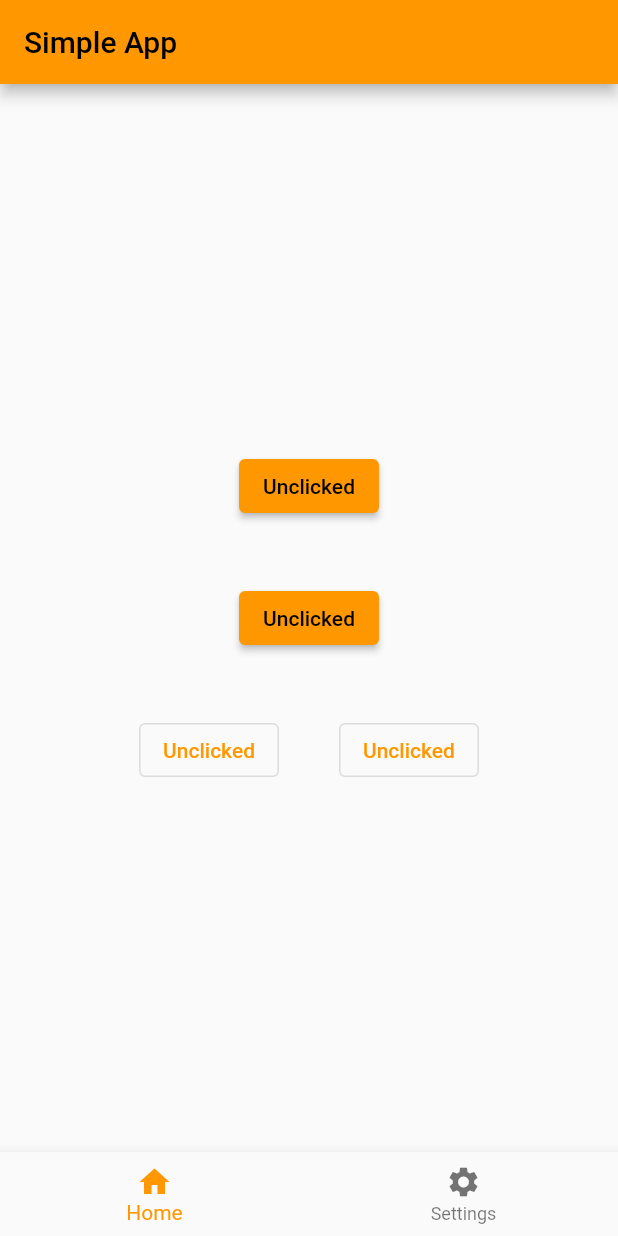
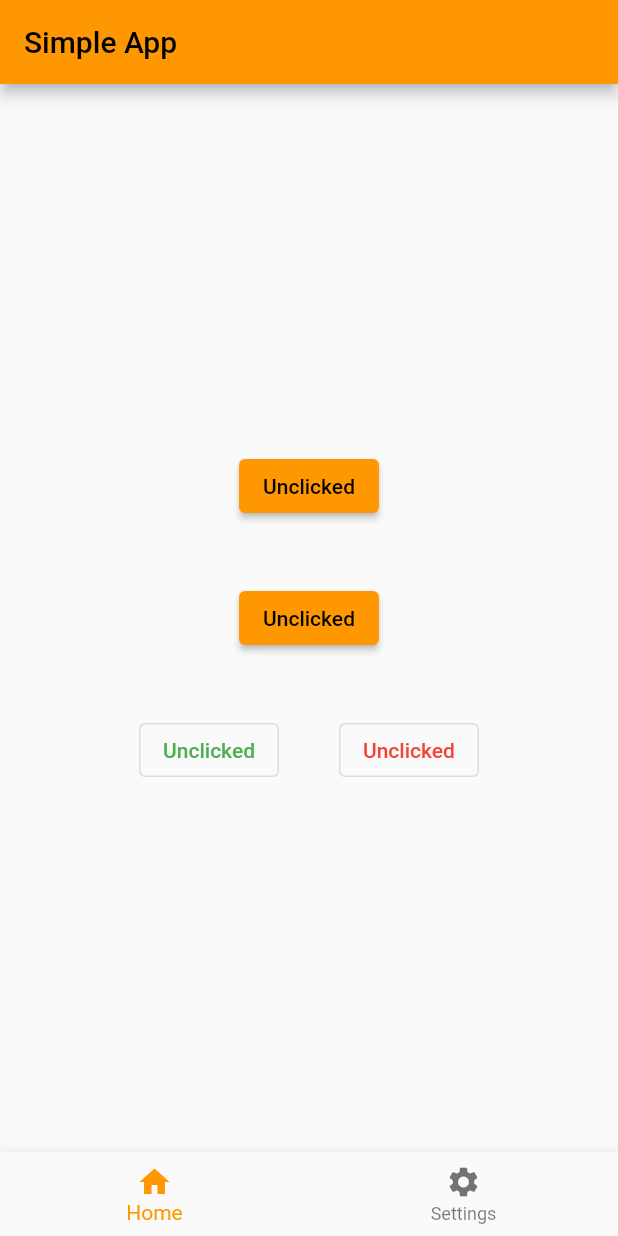
Before and after one commit to Lakshit-Chiranjiv/Flutter-Basics, a Flutter app: the screen it shows after launch, on a phone screen of 412 x 824 dp. Run offline on Flutter 3.47's test engine with Material 2 defaults, Android fonts, the phone set to English and light mode, and no system bars.

```diff
--- a/lib/main.dart
+++ b/lib/main.dart
@@ -93,6 +93,9 @@ class SomeWidgetState extends State<SomeWidget> {
                     Row(
                       children: [
                         OutlinedButton(
+                          style: OutlinedButton.styleFrom(
+                            primary: Colors.green,
+                          ),
                           onPressed: () {
                             print('btn clicked');
                             setState(() {
@@ -105,6 +108,9 @@ class SomeWidgetState extends State<SomeWidget> {
                           width: 40,
                         ),
                         OutlinedButton(
+                          style: OutlinedButton.styleFrom(
+                            primary: Colors.red,
+                          ),
                           onPressed: () {
                             print('btn clicked');
                             setState(() {
```
